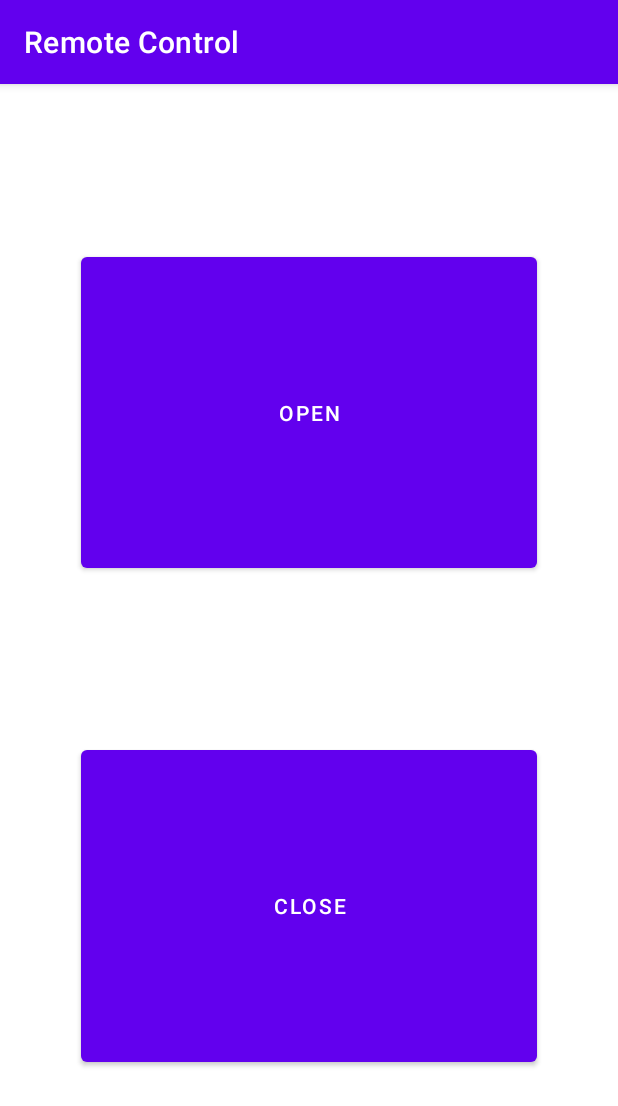
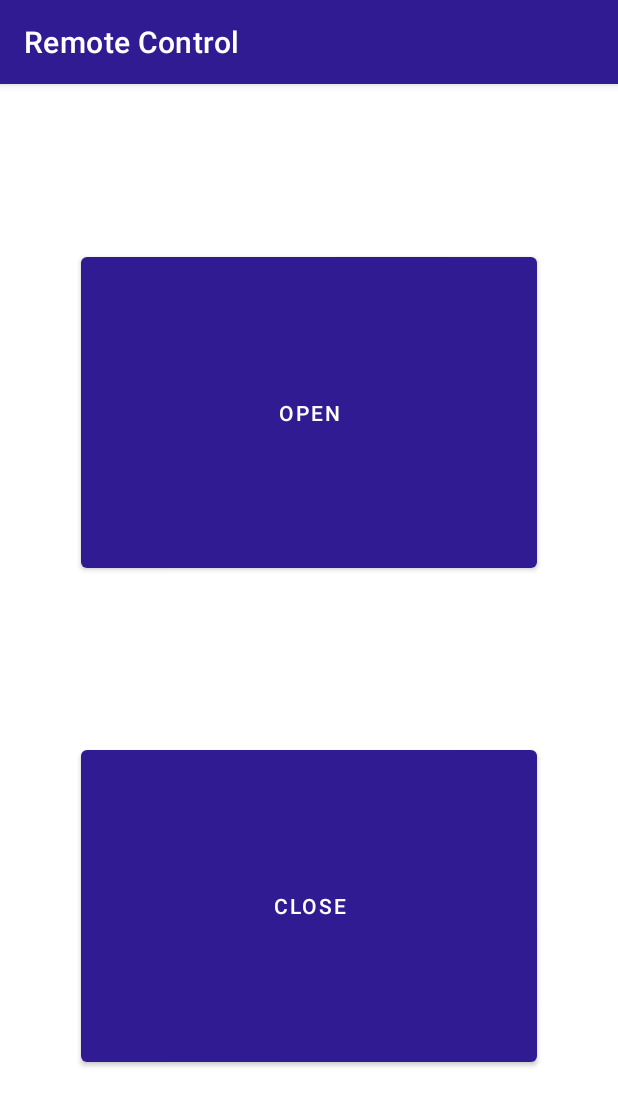
Before and after one commit to enthali/GContrl, an Android app: the screen it shows after launch (MainActivity), on a phone screen of 412 x 824 dp. Shown: the top 1106 px of the screen. Run offline under Robolectric (Android 15) with nearby library versions, the phone set to English and light mode, and no system bars; libraries missing offline, so code that uses them is left out: org.eclipse.paho.

Commit message:
color theme for release 4

```diff
--- a/app/src/main/res/values-night/themes.xml
+++ b/app/src/main/res/values-night/themes.xml
@@ -1,14 +1,14 @@
-<resources xmlns:tools="http://schemas.android.com/tools">
+<resources>
     <!-- Base application theme. -->
     <style name="Theme.GContrl" parent="Theme.MaterialComponents.DayNight.DarkActionBar">
         <!-- Primary brand color. -->
-        <item name="colorPrimary">@color/purple_200</item>
-        <item name="colorPrimaryVariant">@color/purple_700</item>
-        <item name="colorOnPrimary">@color/black</item>
+        <item name="colorPrimary">@color/primaryDarkColor</item>
+        <item name="colorPrimaryVariant">@color/primaryColor</item>
+        <item name="colorOnPrimary">@color/primaryTextColor</item>
         <!-- Secondary brand color. -->
-        <item name="colorSecondary">@color/teal_200</item>
-        <item name="colorSecondaryVariant">@color/teal_200</item>
-        <item name="colorOnSecondary">@color/black</item>
+        <item name="colorSecondary">@color/secondaryDarkColor</item>
+        <item name="colorSecondaryVariant">@color/secondaryColor</item>
+        <item name="colorOnSecondary">@color/secondaryTextColor</item>
         <!-- Status bar color. -->
         <item name="android:statusBarColor">?attr/colorPrimaryVariant</item>
         <!-- Customize your theme here. -->
--- a/app/src/main/res/values/colors.xml
+++ b/app/src/main/res/values/colors.xml
@@ -1,10 +1,11 @@
-<?xml version="1.0" encoding="utf-8"?>
+<!--?xml version="1.0" encoding="UTF-8"?-->
 <resources>
-    <color name="purple_200">#FFBB86FC</color>
-    <color name="purple_500">#FF6200EE</color>
-    <color name="purple_700">#FF3700B3</color>
-    <color name="teal_200">#FF03DAC5</color>
-    <color name="teal_700">#FF018786</color>
-    <color name="black">#FF000000</color>
-    <color name="white">#FFFFFFFF</color>
+  <color name="primaryColor">#311b92</color>
+  <color name="primaryLightColor">#6746c3</color>
+  <color name="primaryDarkColor">#000063</color>
+  <color name="secondaryColor">#880e4f</color>
+  <color name="secondaryLightColor">#bc477b</color>
+  <color name="secondaryDarkColor">#560027</color>
+  <color name="primaryTextColor">#ffffff</color>
+  <color name="secondaryTextColor">#ffffff</color>
 </resources>
--- a/app/src/main/res/values/themes.xml
+++ b/app/src/main/res/values/themes.xml
@@ -1,14 +1,14 @@
-<resources xmlns:tools="http://schemas.android.com/tools">
+<resources>
     <!-- Base application theme. -->
     <style name="Theme.GContrl" parent="Theme.MaterialComponents.DayNight.DarkActionBar">
         <!-- Primary brand color. -->
-        <item name="colorPrimary">@color/purple_500</item>
-        <item name="colorPrimaryVariant">@color/purple_700</item>
-        <item name="colorOnPrimary">@color/white</item>
+        <item name="colorPrimary">@color/primaryColor</item>
+        <item name="colorPrimaryVariant">@color/primaryLightColor</item>
+        <item name="colorOnPrimary">@color/primaryTextColor</item>
         <!-- Secondary brand color. -->
-        <item name="colorSecondary">@color/teal_200</item>
-        <item name="colorSecondaryVariant">@color/teal_700</item>
-        <item name="colorOnSecondary">@color/black</item>
+        <item name="colorSecondary">@color/secondaryColor</item>
+        <item name="colorSecondaryVariant">@color/secondaryLightColor</item>
+        <item name="colorOnSecondary">@color/secondaryTextColor</item>
         <!-- Status bar color. -->
         <item name="android:statusBarColor">?attr/colorPrimaryVariant</item>
         <!-- Customize your theme here. -->
```
